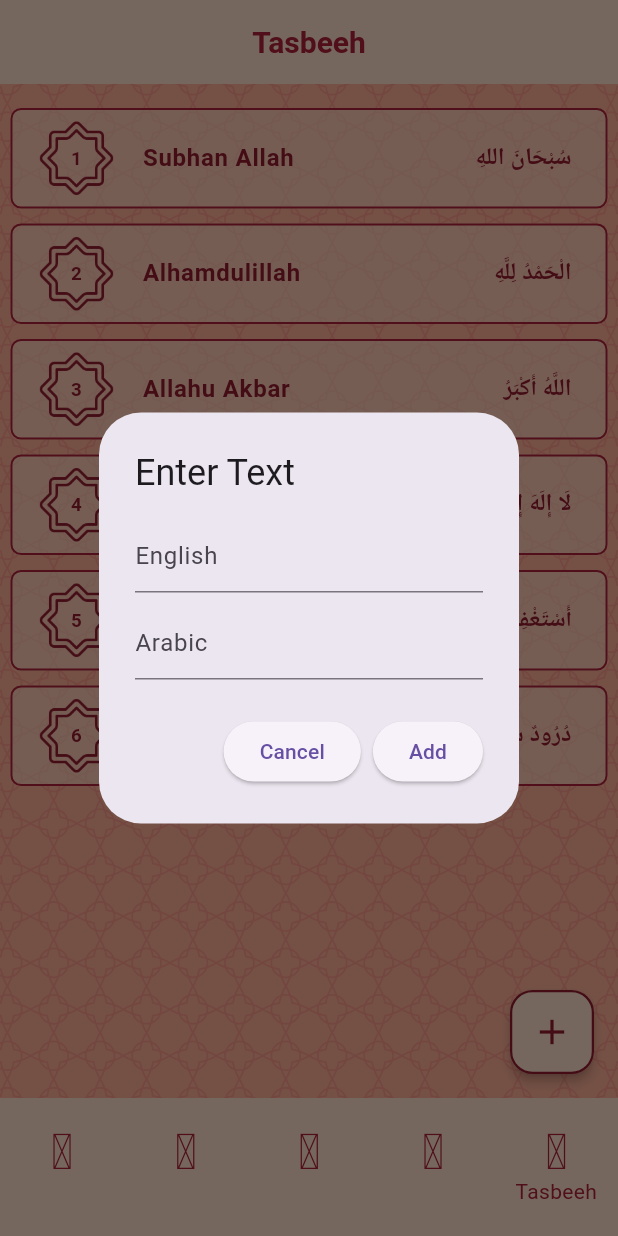
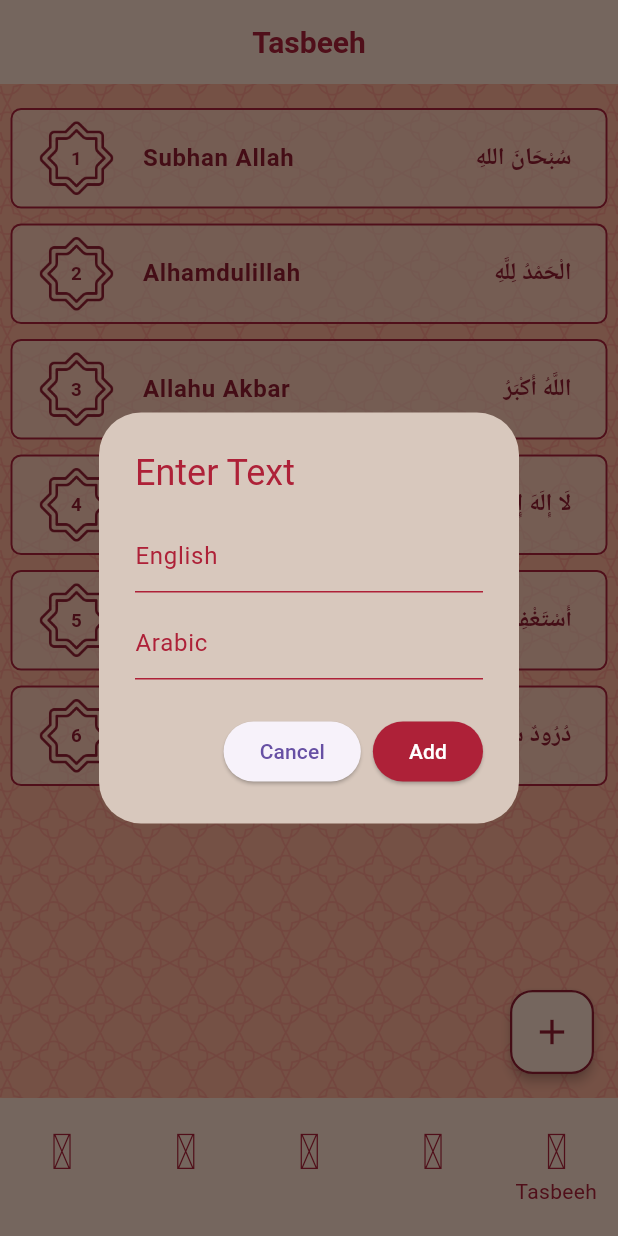
Before and after one commit to sikandarm/QuranApp, a Flutter app: the screen it shows after launch, item 5 of the bottom bar chosen, after a tap on the "add" icon, on a phone screen of 412 x 824 dp. Run offline on Flutter 3.47's test engine with Material 3 defaults, Android fonts, the phone set to English and light mode, and no system bars; drawn by our look-alikes of flutter_slidable; our stand-ins replace flutter_carousel_widget, get, hijri, ionicons, just_audio, screenshot and 3 more; missing offline and left inert: arabic_font, easy_image_viewer, flex_color_picker, flutter_islamic_icons; network calls fail.

Commit message:
commit v11 to Quran App

```diff
--- a/lib/screens/tasbeeh_counter_section.dart
+++ b/lib/screens/tasbeeh_counter_section.dart
@@ -34,8 +34,10 @@ class _TasbeehCounterSectionState extends State<TasbeehCounterSection> {
   @override
   void initState() {
     super.initState();
+
     _loadCounter();
     _loadSavedEntries();
+    removeDuplicates();
   }
 
   void _loadCounter() async {
@@ -118,7 +120,18 @@ class _TasbeehCounterSectionState extends State<TasbeehCounterSection> {
                                       Colors.white,
                                     ),
                                   ),
-                                  onPressed: () {},
+                                  onPressed: () async {
+                                    // Remove the item from SharedPreferences
+                                    SharedPreferences prefs =
+                                        await SharedPreferences.getInstance();
+                                    englishZikr.removeAt(index);
+                                    arabicZikr.removeAt(index);
+                                    prefs.setStringList(
+                                        'englishZikr', englishZikr);
+                                    prefs.setStringList(
+                                        'arabicZikr', arabicZikr);
+                                    setState(() {});
+                                  },
                                   child: const Text('Delete')),
                             ),
                             children: []),
@@ -214,7 +227,14 @@ class _TasbeehCounterSectionState extends State<TasbeehCounterSection> {
             context: context,
             builder: (BuildContext context) {
               return AlertDialog(
-                title: const Text("Enter Text"),
+                elevation: 0,
+                backgroundColor: Color.fromARGB(255, 216, 200, 189),
+                title: const Text(
+                  "Enter Text",
+                  style: TextStyle(
+                    color: Color(0xffffae2138),
+                  ),
+                ),
                 content: Form(
                   key: _formKey,
                   child: Column(
@@ -222,7 +242,17 @@ class _TasbeehCounterSectionState extends State<TasbeehCounterSection> {
                     children: [
                       TextFormField(
                         controller: _englishController,
-                        decoration: const InputDecoration(hintText: 'English'),
+                        decoration: const InputDecoration(
+                          enabledBorder: UnderlineInputBorder(
+                            borderSide: BorderSide(
+                              color: Color(0xffffae2138),
+                            ),
+                          ),
+                          hintText: 'English',
+                          hintStyle: TextStyle(
+                            color: Color(0xffffae2138),
+                          ),
+                        ),
                         validator: (value) {
                           if (value!.isEmpty) {
                             return 'Please enter English text';
@@ -233,7 +263,17 @@ class _TasbeehCounterSectionState extends State<TasbeehCounterSection> {
                       const SizedBox(height: 10),
                       TextFormField(
                         controller: _arabicController,
-                        decoration: const InputDecoration(hintText: 'Arabic'),
+                        decoration: const InputDecoration(
+                          hintText: 'Arabic',
+                          hintStyle: TextStyle(
+                            color: Color(0xffffae2138),
+                          ),
+                          enabledBorder: UnderlineInputBorder(
+                            borderSide: BorderSide(
+                              color: Color(0xffffae2138),
+                            ),
+                          ),
+                        ),
                         validator: (value) {
                           if (value!.isEmpty) {
                             return 'Please enter Arabic text';
@@ -252,6 +292,16 @@ class _TasbeehCounterSectionState extends State<TasbeehCounterSection> {
                     child: const Text('Cancel'),
                   ),
                   ElevatedButton(
+                    style: ButtonStyle(
+
+                      foregroundColor:
+                          MaterialStatePropertyAll(Colors.white),
+
+                      backgroundColor:
+                          MaterialStatePropertyAll(Color(0xffffae2138)),
+                    ),
+
+
                     onPressed: () {
                       if (_formKey.currentState!.validate()) {
                         _saveData();
@@ -273,6 +323,28 @@ class _TasbeehCounterSectionState extends State<TasbeehCounterSection> {
     );
   }
 
+  void removeDuplicates() async {
+    SharedPreferences prefs = await SharedPreferences.getInstance();
+
+    // Remove duplicates from English Zikr list
+    Set<String> englishSet =
+        englishZikr.toSet(); // Convert to set to remove duplicates
+    englishZikr.clear(); // Clear the original list
+    englishZikr.addAll(englishSet.toList()); // Add back non-duplicate items
+
+    // Remove duplicates from Arabic Zikr list
+    Set<String> arabicSet =
+        arabicZikr.toSet(); // Convert to set to remove duplicates
+    arabicZikr.clear(); // Clear the original list
+    arabicZikr.addAll(arabicSet.toList()); // Add back non-duplicate items
+
+    // Save the updated lists to SharedPreferences
+    prefs.setStringList('englishZikr', englishZikr);
+    prefs.setStringList('arabicZikr', arabicZikr);
+
+    setState(() {});
+  }
+
   void _saveData() async {
     SharedPreferences prefs = await SharedPreferences.getInstance();
     String englishText = _englishController.text;
```
